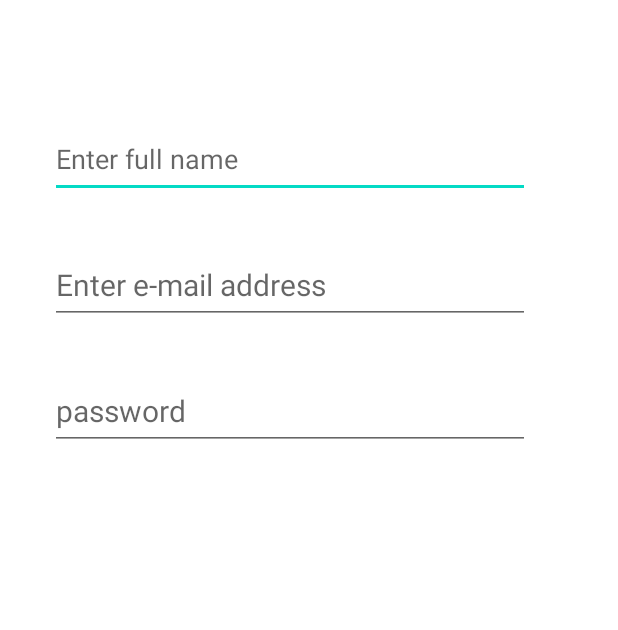
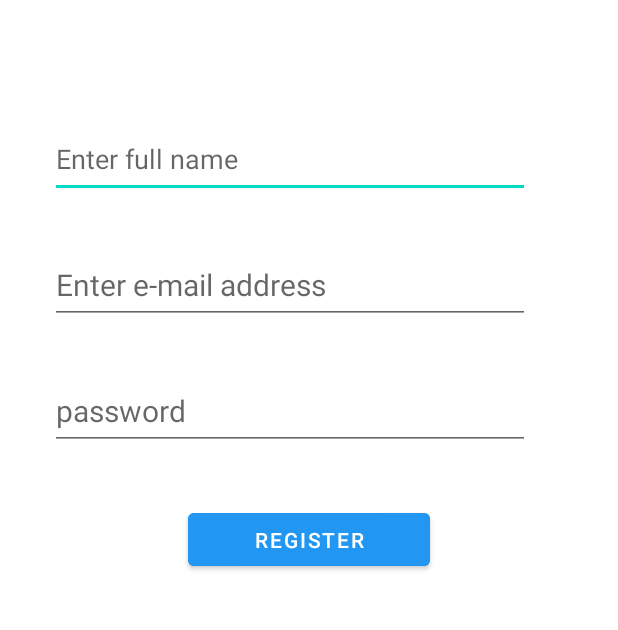
Before and after one commit to mabbas112/myThoughts, an Android app: the activity_register_user screen opened directly, with no data from a screen before it, on a phone screen of 412 x 824 dp, the part 324-954 px from its top. Run offline under Robolectric (Android 15) with nearby library versions, the phone set to English and light mode, and no system bars.

Commit message:
Update activity_register_user.xml
In register user activity progress bar buttons are add

```diff
--- a/app/src/main/res/layout/activity_register_user.xml
+++ b/app/src/main/res/layout/activity_register_user.xml
@@ -60,5 +60,28 @@
         app:layout_constraintHorizontal_bias="0.362"
         app:layout_constraintStart_toStartOf="parent"
         app:layout_constraintTop_toBottomOf="@+id/email" />
+    <Button
+        android:id="@+id/login"
+        android:layout_width="161dp"
+        android:layout_height="47dp"
+        android:layout_marginTop="36dp"
+        android:backgroundTint="#2196F3"
+        android:text="Register"
+        app:layout_constraintEnd_toEndOf="parent"
+        app:layout_constraintStart_toStartOf="parent"
+        app:layout_constraintTop_toBottomOf="@+id/password" />
+
+    <ProgressBar
+        android:id="@+id/progressBar"
+        android:layout_width="wrap_content"
+        android:layout_height="wrap_content"
+        android:visibility="gone"
+        app:layout_constraintBottom_toBottomOf="parent"
+        app:layout_constraintEnd_toEndOf="parent"
+        app:layout_constraintHorizontal_bias="0.498"
+        app:layout_constraintStart_toStartOf="parent"
+        app:layout_constraintTop_toTopOf="parent"
+        />
+
 
 </androidx.constraintlayout.widget.ConstraintLayout>
```
